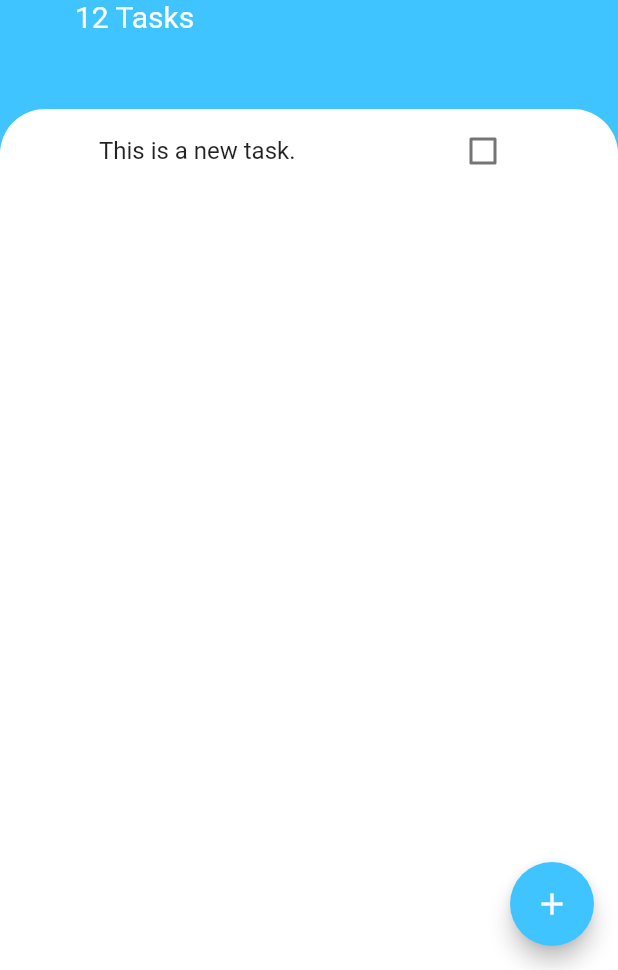
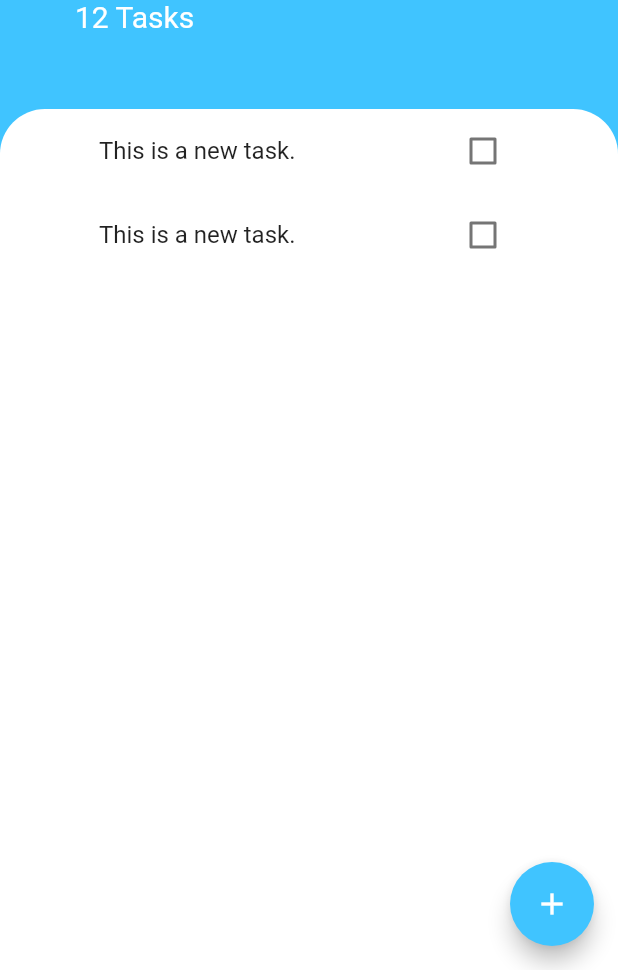
Before and after one commit to mimifi/todoey, a Flutter app: the screen it shows after launch, on a phone screen of 412 x 824 dp, the part 266-1236 px from its top. Run offline on Flutter 3.47's test engine with Material 2 defaults, Android fonts, the phone set to English and light mode, and no system bars.

Commit message:
Refactoring and extract widgets

```diff
--- /dev/null
+++ b/lib/Widgets/task_tile.dart
@@ -0,0 +1,16 @@
+import 'package:flutter/material.dart';
+
+class TaskTile extends StatelessWidget {
+  @override
+  Widget build(BuildContext context) {
+    return ListTile(
+      title: Text('This is a new task.'),
+      trailing: Checkbox(
+        onChanged: (bool value) {
+          print((value));
+        },
+        value: false,
+      ),
+    );
+  }
+}
--- /dev/null
+++ b/lib/Widgets/tasks_list.dart
@@ -0,0 +1,22 @@
+import 'package:flutter/material.dart';
+import 'package:todoey/Widgets/task_tile.dart';
+
+class TasksList extends StatelessWidget {
+  @override
+  Widget build(BuildContext context) {
+    return ListView(
+      children: <Widget>[
+        TaskTile(),
+        ListTile(
+          title: Text('This is a new task.'),
+          trailing: Checkbox(
+            onChanged: (bool value) {
+              print((value));
+            },
+            value: false,
+          ),
+        )
+      ],
+    );
+  }
+}
--- a/lib/screens/tasks_screen.dart
+++ b/lib/screens/tasks_screen.dart
@@ -1,4 +1,5 @@
 import 'package:flutter/material.dart';
+import 'package:todoey/Widgets/tasks_list.dart';
 
 class TasksScreen extends StatelessWidget {
   @override
@@ -55,19 +56,7 @@ class TasksScreen extends StatelessWidget {
               ),
               child: Padding(
                 padding: EdgeInsets.symmetric(horizontal: 50.0),
-                child: ListView(
-                  children: <Widget>[
-                    ListTile(
-                      title: Text('This is a new task.'),
-                      trailing: Checkbox(
-                        onChanged: (bool value) {
-                          print((value));
-                        },
-                        value: false,
-                      ),
-                    )
-                  ],
-                ),
+                child: TasksList(),
               ),
             ),
           ),
```
